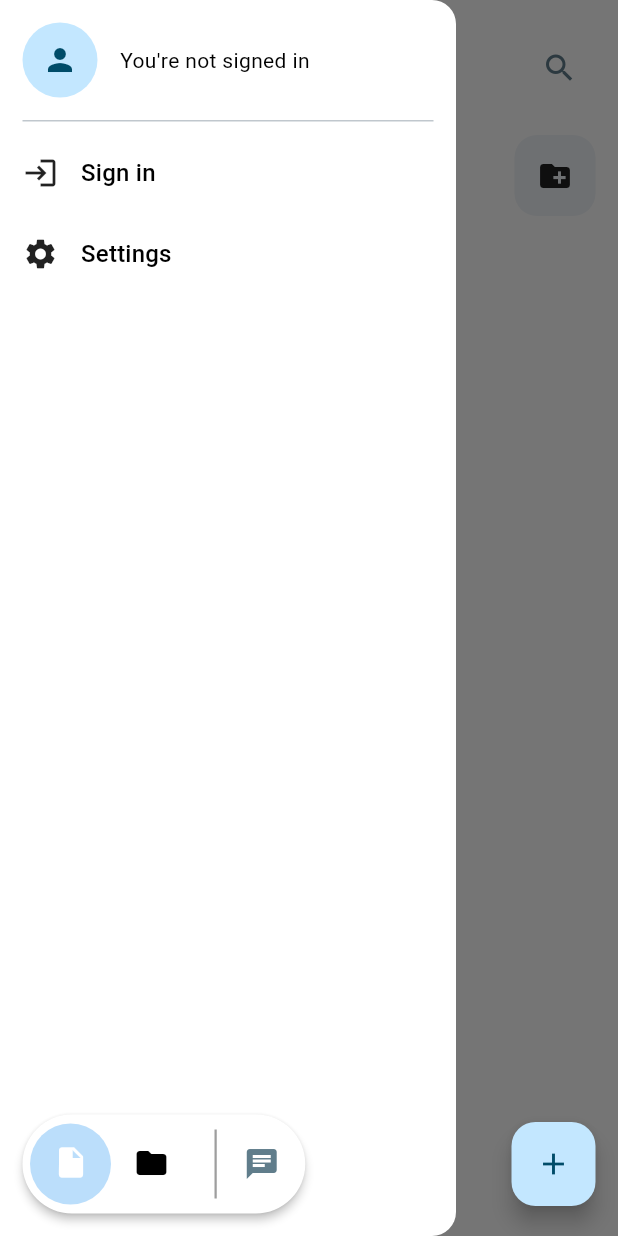
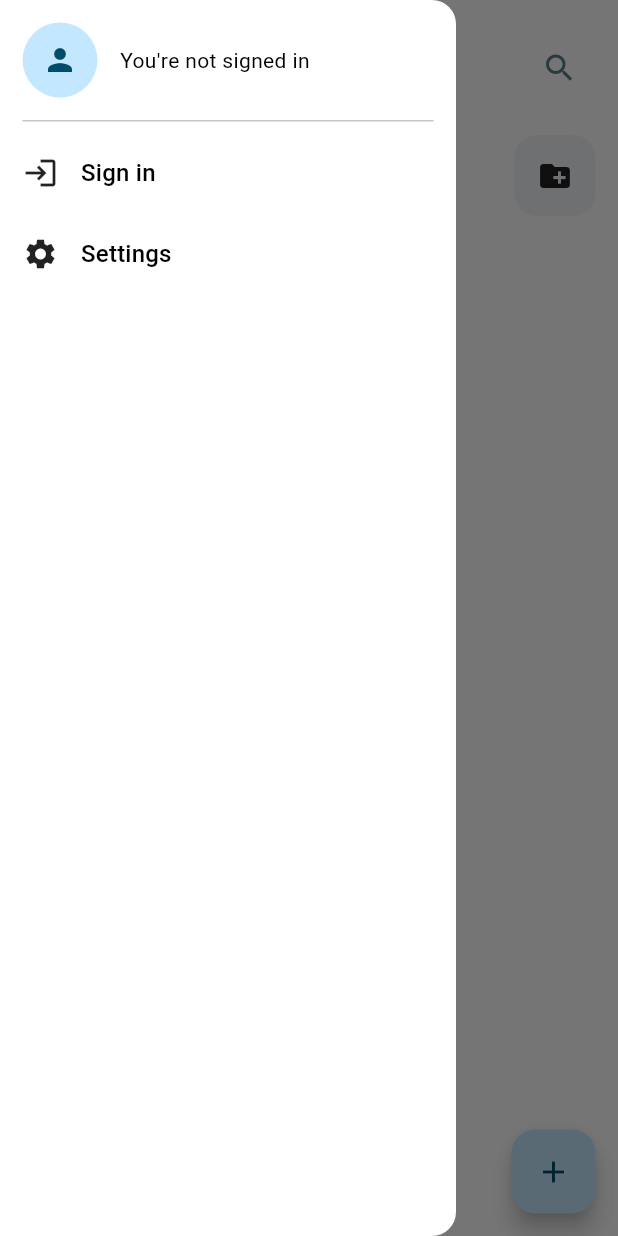
Before and after one commit to AdiSuresh/note-genie, a Flutter app: the screen it shows after launch, with the side drawer open, on a phone screen of 412 x 824 dp. Run offline on Flutter 3.47's test engine with Material 3 defaults, Android fonts, the phone set to English and light mode, and no system bars; our stand-ins replace copy_with_extension, email_validator, flutter_bloc, flutter_dotenv, flutter_secure_storage, go_router and 2 more; missing offline and left inert: dart_jsonwebtoken, flutter_quill, gpt_markdown; generated files the repository leaves out were written again.

Commit message:
use stack inside body + align center tab bar to center + remove fab widget + refactor

```diff
--- a/lib/views/home/view.dart
+++ b/lib/views/home/view.dart
@@ -24,7 +24,6 @@ import 'package:note_maker/views/home/widgets/note_collection_tab_list.dart';
 import 'package:note_maker/views/home/widgets/note_list.dart';
 import 'package:note_maker/widgets/app_bar_wrapper.dart';
 import 'package:note_maker/widgets/note_collection_list_tile.dart';
-import 'package:note_maker/views/home/widgets/home_fab.dart';
 import 'package:note_maker/views/home/widgets/no_collections_message.dart';
 import 'package:note_maker/widgets/custom_animated_switcher.dart';
 import 'package:note_maker/widgets/selection_highlight.dart';
@@ -213,10 +212,7 @@ class _HomePageState extends State<HomePage>
   @override
   Widget build(BuildContext context) {
     super.build(context);
-    final scaffold = Scaffold(
-      key: scaffoldKey,
-      drawer: const HomePageDrawer(),
-      body: Column(
+    final bodyLayer1 = Column(
       children: [
         AppBarWrapper(
           child: BlocBuilder<HomeBloc, HomeState>(
@@ -619,8 +615,7 @@ class _HomePageState extends State<HomePage>
                                   },
                                   child: switch (state) {
                                     DeleteNoteCollectionsState(
-                                        previousState:
-                                            SelectNoteCollectionsState(
+                                      previousState: SelectNoteCollectionsState(
                                         :final selected,
                                       ),
                                     )
@@ -654,22 +649,29 @@ class _HomePageState extends State<HomePage>
           ),
         ),
       ],
+    );
+    final bodyLayer2 = BlocBuilder<HomeBloc, HomeState>(
+      buildWhen: (previous, current) {
+        return previous is IdleState || current is IdleState;
+      },
+      builder: (context, state) {
+        final child = switch (state) {
+          IdleState() => Stack(
+              alignment: Alignment.center,
+              children: [
+                Positioned(
+                  right: 15,
+                  bottom: 15,
+                  child: FloatingActionButton(
+                    onPressed: fabOnPressed,
+                    child: const Icon(
+                      Icons.add,
                     ),
-    );
-    return HomePopScope(
-      child: Stack(
-        children: [
-          scaffold,
+                  ),
+                ),
                 Positioned(
-            left: 0,
-            bottom: 0,
-            child: SizedBox(
-              width: MediaQuery.sizeOf(context).width,
-              child: Padding(
-                padding: const EdgeInsets.all(15),
-                child: Row(
-                  children: [
-                    Material(
+                  bottom: 15,
+                  child: Material(
                     elevation: 2.5,
                     shape: StadiumBorder(),
                     child: Padding(
@@ -730,17 +732,28 @@ class _HomePageState extends State<HomePage>
                       ),
                     ),
                   ),
-                    const Spacer(),
-                    HomeFab(
-                      onPressed: fabOnPressed,
                 ),
               ],
             ),
-              ),
-            ),
-          ),
+          _ => const SizedBox(),
+        };
+        return CustomAnimatedSwitcher(
+          child: child,
+        );
+      },
+    );
+    final scaffold = Scaffold(
+      key: scaffoldKey,
+      drawer: const HomePageDrawer(),
+      body: Stack(
+        children: [
+          bodyLayer1,
+          bodyLayer2,
         ],
       ),
     );
+    return HomePopScope(
+      child: scaffold,
+    );
   }
 }
--- a/lib/views/home/widgets/home_fab.dart
+++ /dev/null
@@ -1,45 +0,0 @@
-import 'package:flutter/material.dart';
-import 'package:flutter_bloc/flutter_bloc.dart';
-import 'package:note_maker/views/home/bloc.dart';
-import 'package:note_maker/views/home/state/state.dart';
-import 'package:note_maker/widgets/custom_animated_switcher.dart';
-
-class HomeFab extends StatelessWidget {
-  final VoidCallback onPressed;
-
-  const HomeFab({
-    super.key,
-    required this.onPressed,
-  });
-
-  @override
-  Widget build(BuildContext context) {
-    return BlocBuilder<HomeBloc, HomeState>(
-      bloc: context.watch<HomeBloc>(),
-      buildWhen: (previous, current) {
-        switch ((previous, current)) {
-          case (final IdleState previous, final IdleState current):
-            return previous.showNotes != current.showNotes;
-          case _:
-        }
-        return previous.runtimeType != current.runtimeType;
-      },
-      builder: (context, state) {
-        final child = switch (state) {
-          IdleState() => () {
-              return FloatingActionButton(
-                onPressed: onPressed,
-                child: const Icon(
-                  Icons.add,
-                ),
-              );
-            }(),
-          _ => const SizedBox(),
-        };
-        return CustomAnimatedSwitcher(
-          child: child,
-        );
-      },
-    );
-  }
-}
```
Lines whose indentation alone changed are shown as unchanged.
